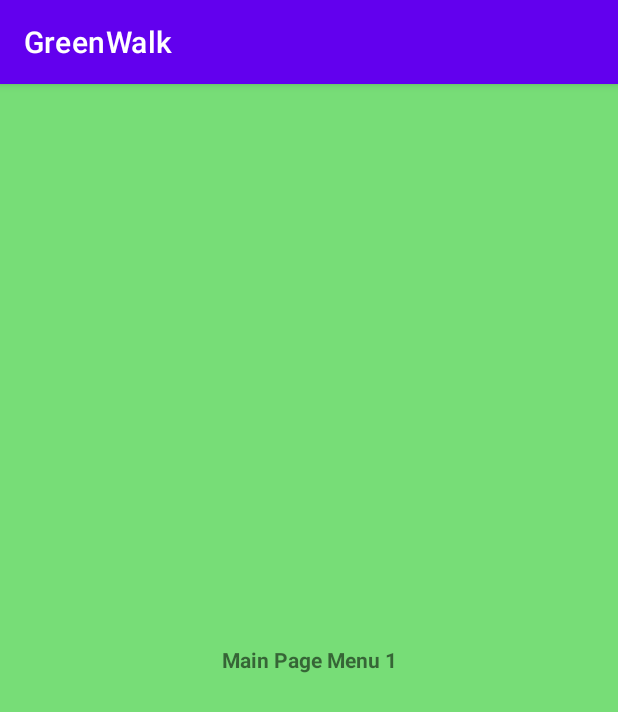
After one commit to CodeHanZoom/greenwalk_android-deprecated-, an Android app: the fragment FragmentA shown on its own in the app's theme, on a phone screen of 412 x 824 dp. The commit adds this screen. Shown: the top 712 px of the screen. Run offline under Robolectric (Android 15) with nearby library versions, the phone set to English and light mode, and no system bars.

Commit message:
feat: fragment file - for bottom menubar

```diff
--- a/app/build.gradle
+++ b/app/build.gradle
@@ -39,6 +39,7 @@ dependencies {
     implementation 'androidx.appcompat:appcompat:1.6.0'
     implementation 'com.google.android.material:material:1.7.0'
     implementation 'androidx.constraintlayout:constraintlayout:2.1.4'
+    implementation 'androidx.lifecycle:lifecycle-viewmodel-ktx:2.5.1'
     testImplementation 'junit:junit:4.13.2'
     androidTestImplementation 'androidx.test.ext:junit:1.1.5'
     androidTestImplementation 'androidx.test.espresso:espresso-core:3.5.1'
--- /dev/null
+++ b/app/src/main/java/com/codehanzoom/greenwalk/FragmentA.kt
@@ -0,0 +1,17 @@
+package com.codehanzoom.greenwalk
+
+import android.os.Bundle
+import android.view.LayoutInflater
+import android.view.View
+import android.view.ViewGroup
+import androidx.fragment.app.Fragment
+
+class FragmentA : Fragment() {
+    override fun onCreateView(
+        inflater: LayoutInflater, container: ViewGroup?,
+        savedInstanceState: Bundle?
+    ): View? {
+        // Inflate the layout for this fragment
+        return inflater.inflate(R.layout.fragment_a, container, false)
+    }
+}
--- /dev/null
+++ b/app/src/main/res/layout/fragment_a.xml
@@ -0,0 +1,17 @@
+<?xml version="1.0" encoding="utf-8"?>
+<FrameLayout xmlns:android="http://schemas.android.com/apk/res/android"
+    xmlns:tools="http://schemas.android.com/tools"
+    android:layout_width="match_parent"
+    android:layout_height="match_parent"
+    tools:context=".FragmentA"
+    android:background="@color/green">
+
+    <!-- TODO: Update blank fragment layout -->
+    <TextView
+        android:layout_width="match_parent"
+        android:layout_height="match_parent"
+        android:text="Main Page Menu 1"
+        android:textStyle="bold"
+        android:gravity="center"/>
+
+</FrameLayout>
--- a/app/src/main/res/values/strings.xml
+++ b/app/src/main/res/values/strings.xml
@@ -1,3 +1,5 @@
 <resources>
     <string name="app_name">GreenWalk</string>
+    <!-- TODO: Remove or change this placeholder text -->
+    <string name="hello_blank_fragment">Hello blank fragment</string>
 </resources>
```
Also changed, not shown: app/src/main/java/com/codehanzoom/greenwalk/MainActivity.kt (+7 -0 lines), app/src/main/res/layout/activity_main.xml (+5 -5 lines), app/src/main/res/layout/activity_main_page.xml (+7 -2 lines), app/src/main/res/layout/framelayout.xml (added, +24 -0 lines).
